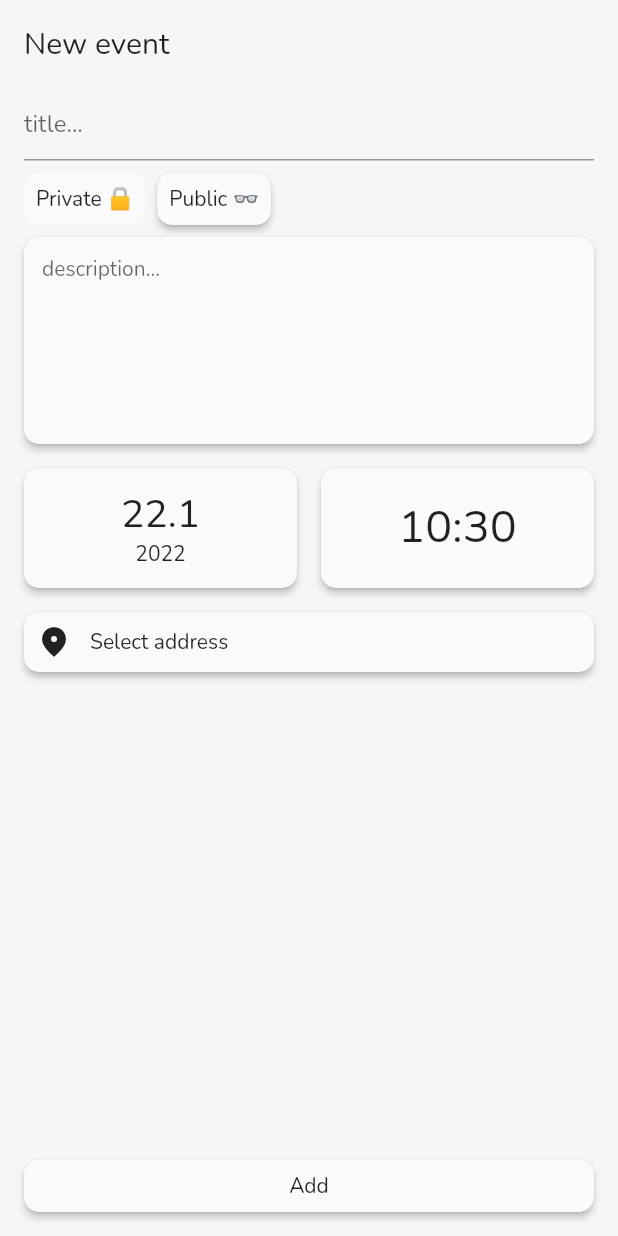
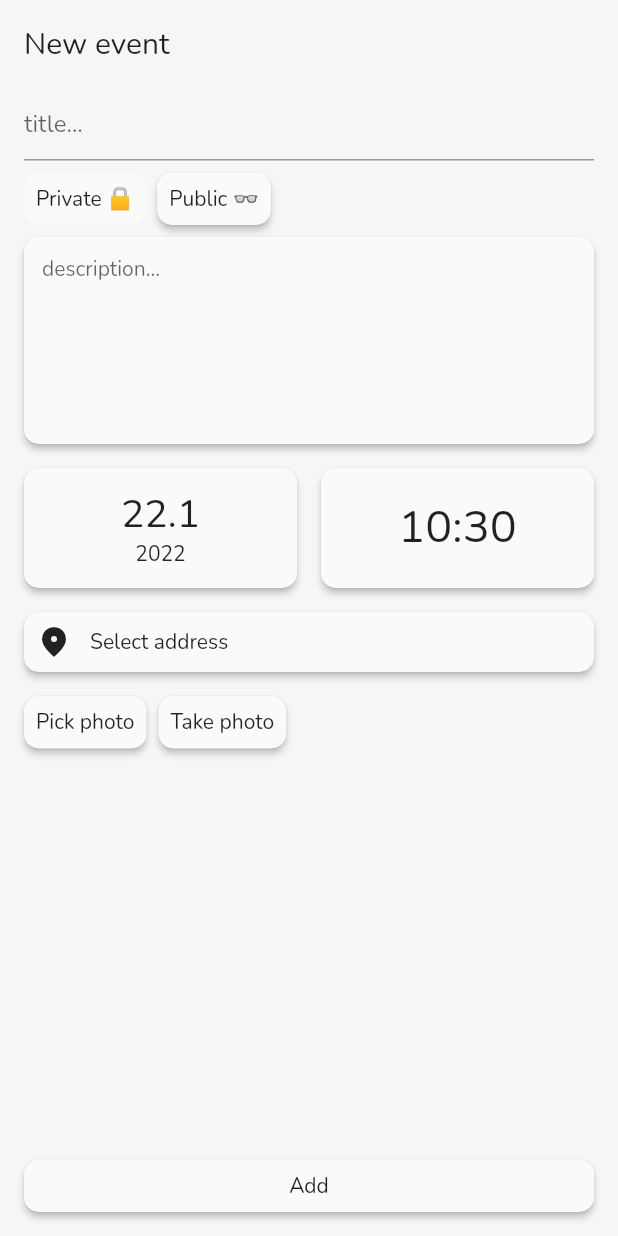
Before and after one commit to krzygrzywygrzy/party, a Flutter app: the AddEvent screen opened by its route, on a phone screen of 412 x 824 dp. Run offline on Flutter 3.47's test engine with Material 2 defaults, Android fonts, the phone set to English and light mode, and no system bars; our stand-ins replace cloud_firestore, dartz, firebase_auth, firebase_core, flutter_dotenv, flutter_riverpod and 2 more; missing offline and left inert: google_maps_webservice; accounts and stored records are empty.

```diff
--- a/lib/models/user.dart
+++ b/lib/models/user.dart
@@ -8,11 +8,14 @@ class User {
     required this.name,
     required this.surname,
     this.avatar,
+    this.joinedEvents,
   });
 
   final String name;
   final String surname;
   final String? avatar;
+  @JsonKey(defaultValue: [])
+  final List<String>? joinedEvents;
 
   factory User.fromJson(Map<String, dynamic> json) => _$UserFromJson(json);
   Map<String, dynamic> toJson() => _$UserToJson(this);
--- a/lib/pages/add_event/add_event.dart
+++ b/lib/pages/add_event/add_event.dart
@@ -9,11 +9,14 @@ import 'package:party/pages/account/account.dart';
 import 'package:party/pages/home/home.dart';
 import 'package:party/pages/map/map.dart';
 import 'package:party/services/event_service.dart';
+import 'package:party/services/image_service.dart';
 import 'package:party/widgets/input/button.dart';
 import 'package:party/widgets/input/custom_text_field.dart';
 import 'package:party/widgets/input/elevated_card.dart';
 import 'package:party/widgets/input/elevated_text_field.dart';
 import 'package:party/widgets/input/selective_button.dart';
+
+//TODO: separate parts into own files
 
 class AddEvent extends ConsumerStatefulWidget {
   const AddEvent({
@@ -33,6 +36,7 @@ class _AddEventState extends ConsumerState<AddEvent> {
   DateTime _startDate = DateTime.now();
   TimeOfDay _startTime = TimeOfDay.now();
   PlacesSearchResult? _place;
+  final ImageService _imageService = ImageService();
 
   @override
   void initState() {
@@ -60,7 +64,6 @@ class _AddEventState extends ConsumerState<AddEvent> {
     setState(() {
       _loading = true;
     });
-
 
     var res = await EventService.addEvent(
       Event(
@@ -296,6 +299,30 @@ class _AddEventState extends ConsumerState<AddEvent> {
                       ],
                     ),
                     const SizedBox(
+                      height: 16.0,
+                    ),
+                    Row(
+                      children: [
+                        Button(
+                          label: "Pick photo",
+                          onClick: () async {
+                            await _imageService.getImageFromGallery();
+                            setState(() {});
+                          },
+                        ),
+                        const SizedBox(
+                          width: 8.0,
+                        ),
+                        Button(
+                          label: "Take photo",
+                          onClick: () async {
+                            await _imageService.getImageFromCamera();
+                            setState(() {});
+                          },
+                        ),
+                      ],
+                    ),
+                    const SizedBox(
                       height: 72.0,
                     ),
                   ],
--- a/lib/pages/map/map.dart
+++ b/lib/pages/map/map.dart
@@ -31,7 +31,7 @@ class _MapPageState extends ConsumerState<MapPage> {
 
   late GoogleMapController mapController;
   final Map<String, Marker> _markers = {};
-  final LatLng _startPosition = const LatLng(45.521563, -122.677433);
+  final LatLng _startPosition = const LatLng(50.0614, 19.9383);
   void _onMapCreated(GoogleMapController controller) {
     mapController = controller;
   }
--- a/lib/services/event_service.dart
+++ b/lib/services/event_service.dart
@@ -21,7 +21,6 @@ class EventService {
     } on FirebaseException catch (e) {
       return Left(FirestoreFailure(e.message));
     } catch (e) {
-      print(e);
       return Left(UnknownFailure());
     }
   }
--- a/lib/services/map_services.dart
+++ b/lib/services/map_services.dart
@@ -15,4 +15,8 @@ class MapService {
       return Left(MapFailure());
     }
   }
+
+  static Future<void> openGoogleMaps() async {
+    throw UnimplementedError();
+  }
 }
--- a/pubspec.yaml
+++ b/pubspec.yaml
@@ -43,6 +43,7 @@ dependencies:
   json_annotation: ^4.4.0
   flutter_dotenv: ^5.0.2
   google_maps_webservice: ^0.0.20-nullsafety.4
+  image_picker: ^0.7.0-nullsafety
 
 dev_dependencies:
   json_serializable: ^6.1.4
```
Also changed, not shown: lib/pages/event/event.dart (+37 -3 lines), lib/services/image_service.dart (added, +23 -0 lines), pubspec.lock.
